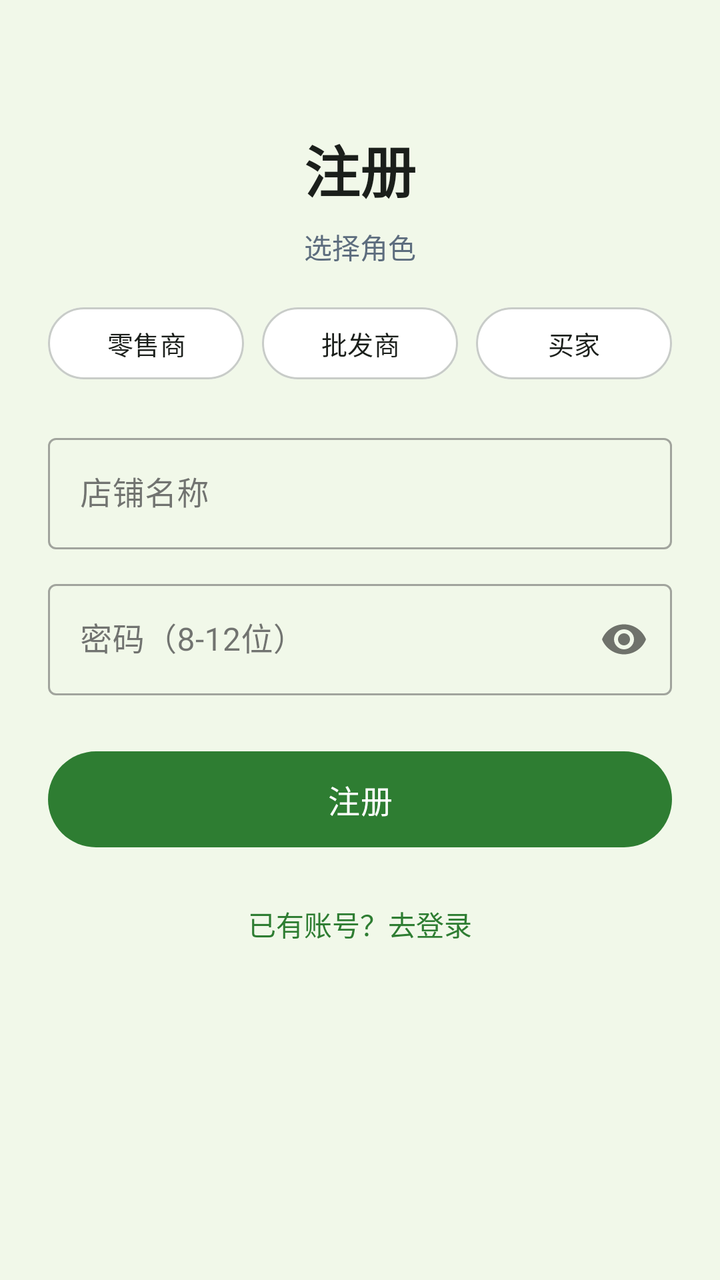
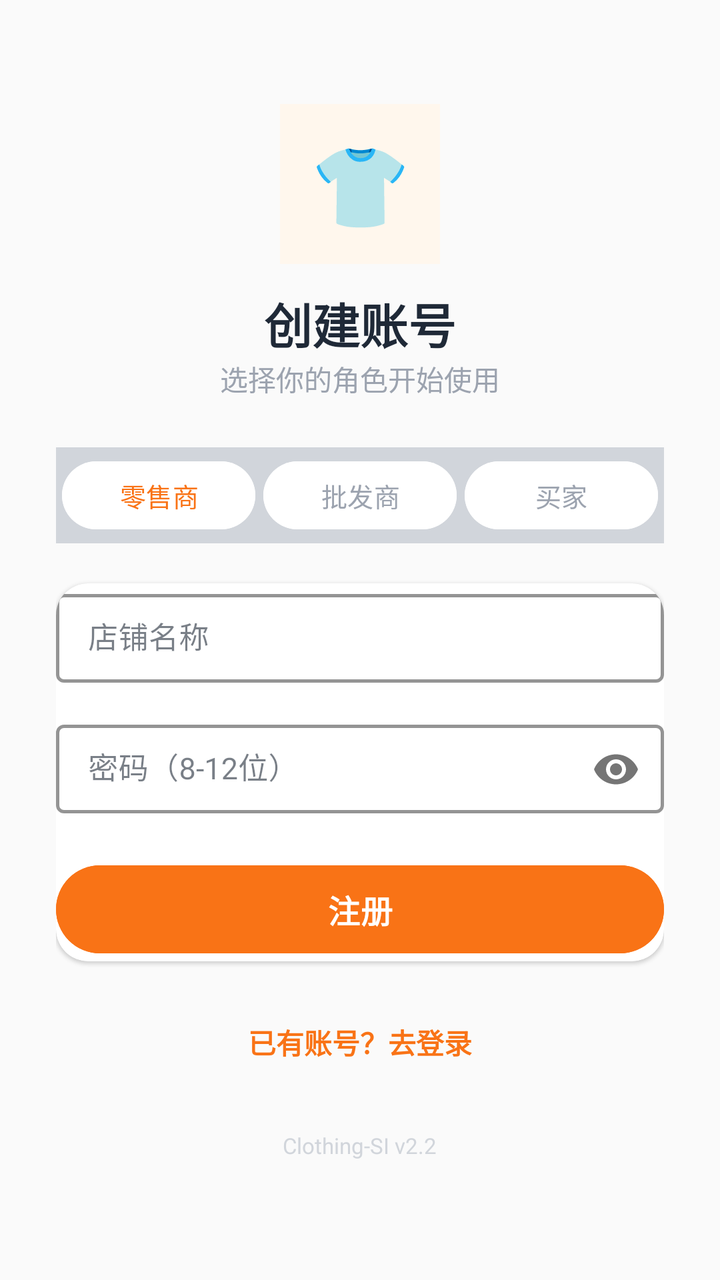

The first picture is an Android layout as it rendered before a commit; the second is the same layout after the commit. The layout source and the unified diff follow.
<!-- AndroidManifest.xml: application theme Theme.ClothingSI -->
<!-- res/layout/activity_register.xml -->
<?xml version="1.0" encoding="utf-8"?>
<ScrollView xmlns:android="http://schemas.android.com/apk/res/android"
    xmlns:app="http://schemas.android.com/apk/res-auto"
    android:layout_width="match_parent" android:layout_height="match_parent"
    android:background="@color/bg" android:fillViewport="true">
    <LinearLayout android:layout_width="match_parent" android:layout_height="wrap_content"
        android:orientation="vertical" android:padding="24dp" android:gravity="center_horizontal">

        <TextView android:layout_width="wrap_content" android:layout_height="wrap_content"
            android:text="注册" android:textSize="28dp" android:textStyle="bold"
            android:textColor="@color/text_primary" android:layout_marginTop="40dp"
            android:layout_marginBottom="8dp" />

        <TextView android:layout_width="wrap_content" android:layout_height="wrap_content"
            android:text="选择角色" android:textSize="14dp"
            android:textColor="@color/text_secondary" android:layout_marginBottom="16dp" />

        
        <LinearLayout android:layout_width="match_parent" android:layout_height="wrap_content"
            android:orientation="horizontal" android:gravity="center"
            android:layout_marginBottom="20dp" android:weightSum="3">

            <com.google.android.material.button.MaterialButton
                android:id="@+id/chip_seller"
                android:layout_width="0dp" android:layout_height="44dp"
                android:layout_weight="1" android:layout_marginEnd="6dp"
                android:text="零售商" android:textSize="13dp"
                app:cornerRadius="22dp" app:strokeWidth="1dp"
                app:strokeColor="@color/border"
                android:backgroundTint="@color/surface"
                android:textColor="@color/text_primary"
                android:tag="1" />

            <com.google.android.material.button.MaterialButton
                android:id="@+id/chip_wholesaler"
                android:layout_width="0dp" android:layout_height="44dp"
                android:layout_weight="1" android:layout_marginHorizontal="3dp"
                android:text="批发商" android:textSize="13dp"
                app:cornerRadius="22dp" app:strokeWidth="1dp"
                app:strokeColor="@color/border"
                android:backgroundTint="@color/surface"
                android:textColor="@color/text_primary"
                android:tag="2" />

            <com.google.android.material.button.MaterialButton
                android:id="@+id/chip_buyer"
                android:layout_width="0dp" android:layout_height="44dp"
                android:layout_weight="1" android:layout_marginStart="6dp"
                android:text="买家" android:textSize="13dp"
                app:cornerRadius="22dp" app:strokeWidth="1dp"
                app:strokeColor="@color/border"
                android:backgroundTint="@color/surface"
                android:textColor="@color/text_primary"
                android:tag="3" />
        </LinearLayout>

        <com.google.android.material.textfield.TextInputLayout
            android:id="@+id/til_name"
            android:layout_width="match_parent" android:layout_height="wrap_content"
            android:layout_marginBottom="12dp"
            style="@style/Widget.MaterialComponents.TextInputLayout.OutlinedBox">
            <com.google.android.material.textfield.TextInputEditText
                android:id="@+id/et_name"
                android:layout_width="match_parent"
                android:layout_height="wrap_content"
                android:hint="店铺名称" />
        </com.google.android.material.textfield.TextInputLayout>

        <com.google.android.material.textfield.TextInputLayout style="@style/Widget.MaterialComponents.TextInputLayout.OutlinedBox"
            android:layout_width="match_parent" android:layout_height="wrap_content"
            android:layout_marginBottom="24dp"
            app:passwordToggleEnabled="true">
            <com.google.android.material.textfield.TextInputEditText
                android:id="@+id/et_password"
                android:layout_width="match_parent"
                android:layout_height="wrap_content"
                android:hint="密码（8-12位）"
                android:inputType="textPassword"
                android:maxLines="1" />
        </com.google.android.material.textfield.TextInputLayout>

        <com.google.android.material.button.MaterialButton
            android:id="@+id/btn_register"
            android:layout_width="match_parent" android:layout_height="56dp"
            android:text="注册" android:textSize="16dp"
            app:cornerRadius="28dp" />

        <TextView android:id="@+id/tv_to_login"
            android:layout_width="wrap_content" android:layout_height="wrap_content"
            android:text="已有账号？去登录" android:textSize="14dp"
            android:textColor="@color/primary"
            android:layout_marginTop="16dp" android:padding="8dp" />
    </LinearLayout>
</ScrollView>
<!-- resources referenced by this layout -->
<resources>
  <color name="bg">#F1F8E9</color>
  <color name="border">#C8CCC8</color>
  <color name="primary">#2E7D32</color>
  <color name="surface">#FFFFFF</color>
  <color name="text_primary">#1B1F1B</color>
  <color name="text_secondary">#5D6D7E</color>
  <style name="Theme.ClothingSI" parent="Theme.Material3.Light.NoActionBar">
          <item name="colorPrimary">@color/primary</item>
          <item name="colorPrimaryDark">@color/primary_dark</item>
          <item name="colorAccent">@color/accent</item>
          <item name="android:statusBarColor">@android:color/transparent</item>
          <item name="android:navigationBarColor">@color/white</item>
          
          <item name="android:windowLightStatusBar">true</item>
          
          <item name="android:fontFamily">sans-serif</item>
          <item name="android:textViewStyle">@style/TextView.Base</item>
      </style>
  <color name="primary_dark">#1B5E20</color>
  <color name="accent">#66BB6A</color>
  <color name="white">#FFFFFF</color>
  <style name="TextView.Base" parent="android:Widget.TextView">
          <item name="android:fontFamily">sans-serif</item>
      </style>
</resources>

<!-- the commit's change to res/layout/activity_register.xml (unified diff, before → after) -->
@@ -1,94 +1,195 @@
 <?xml version="1.0" encoding="utf-8"?>
 <ScrollView xmlns:android="http://schemas.android.com/apk/res/android"
     xmlns:app="http://schemas.android.com/apk/res-auto"
-    android:layout_width="match_parent" android:layout_height="match_parent"
-    android:background="@color/bg" android:fillViewport="true">
-    <LinearLayout android:layout_width="match_parent" android:layout_height="wrap_content"
-        android:orientation="vertical" android:padding="24dp" android:gravity="center_horizontal">
+    android:layout_width="match_parent"
+    android:layout_height="match_parent"
+    android:background="@color/md_surface_container_low"
+    android:fillViewport="true">
 
-        <TextView android:layout_width="wrap_content" android:layout_height="wrap_content"
-            android:text="注册" android:textSize="28dp" android:textStyle="bold"
-            android:textColor="@color/text_primary" android:layout_marginTop="40dp"
-            android:layout_marginBottom="8dp" />
-
-        <TextView android:layout_width="wrap_content" android:layout_height="wrap_content"
-            android:text="选择角色" android:textSize="14dp"
-            android:textColor="@color/text_secondary" android:layout_marginBottom="16dp" />
+    <LinearLayout
+        android:layout_width="match_parent"
+        android:layout_height="wrap_content"
+        android:orientation="vertical"
+        android:gravity="center_horizontal"
+        android:padding="28dp">
 
         
-        <LinearLayout android:layout_width="match_parent" android:layout_height="wrap_content"
-            android:orientation="horizontal" android:gravity="center"
-            android:layout_marginBottom="20dp" android:weightSum="3">
+        <TextView
+            android:layout_width="80dp"
+            android:layout_height="80dp"
+            android:text="👕"
+            android:textSize="40sp"
+            android:gravity="center"
+            android:background="@color/md_primary_container"
+            android:layout_marginTop="24dp"
+            android:layout_marginBottom="12dp" />
+
+        <TextView
+            android:layout_width="wrap_content"
+            android:layout_height="wrap_content"
+            android:text="创建账号"
+            android:textSize="24sp"
+            android:textStyle="bold"
+            android:textColor="@color/md_on_surface" />
+
+        <TextView
+            android:layout_width="wrap_content"
+            android:layout_height="wrap_content"
+            android:text="选择你的角色开始使用"
+            android:textSize="14sp"
+            android:textColor="@color/md_on_surface_variant"
+            android:layout_marginBottom="24dp" />
+
+        
+        <LinearLayout
+            android:layout_width="match_parent"
+            android:layout_height="wrap_content"
+            android:orientation="horizontal"
+            android:gravity="center"
+            android:layout_marginBottom="20dp"
+            android:background="@color/md_surface_container_high"
+            android:padding="3dp">
 
             <com.google.android.material.button.MaterialButton
                 android:id="@+id/chip_seller"
-                android:layout_width="0dp" android:layout_height="44dp"
-                android:layout_weight="1" android:layout_marginEnd="6dp"
-                android:text="零售商" android:textSize="13dp"
-                app:cornerRadius="22dp" app:strokeWidth="1dp"
-                app:strokeColor="@color/border"
-                android:backgroundTint="@color/surface"
-                android:textColor="@color/text_primary"
+                android:layout_width="0dp"
+                android:layout_height="42dp"
+                android:layout_weight="1"
+                android:layout_marginEnd="2dp"
+                android:text="零售商"
+                android:textSize="13sp"
+                app:cornerRadius="21dp"
+                app:strokeWidth="0dp"
+                android:backgroundTint="@color/md_surface"
+                android:textColor="@color/md_primary"
                 android:tag="1" />
 
             <com.google.android.material.button.MaterialButton
                 android:id="@+id/chip_wholesaler"
-                android:layout_width="0dp" android:layout_height="44dp"
-                android:layout_weight="1" android:layout_marginHorizontal="3dp"
-                android:text="批发商" android:textSize="13dp"
-                app:cornerRadius="22dp" app:strokeWidth="1dp"
-                app:strokeColor="@color/border"
-                android:backgroundTint="@color/surface"
-                android:textColor="@color/text_primary"
+                android:layout_width="0dp"
+                android:layout_height="42dp"
+                android:layout_weight="1"
+                android:layout_marginHorizontal="2dp"
+                android:text="批发商"
+                android:textSize="13sp"
+                app:cornerRadius="21dp"
+                app:strokeWidth="0dp"
+                android:backgroundTint="@color/md_surface"
+                android:textColor="@color/md_on_surface_variant"
                 android:tag="2" />
 
             <com.google.android.material.button.MaterialButton
                 android:id="@+id/chip_buyer"
-                android:layout_width="0dp" android:layout_height="44dp"
-                android:layout_weight="1" android:layout_marginStart="6dp"
-                android:text="买家" android:textSize="13dp"
-                app:cornerRadius="22dp" app:strokeWidth="1dp"
-                app:strokeColor="@color/border"
-                android:backgroundTint="@color/surface"
-                android:textColor="@color/text_primary"
+                android:layout_width="0dp"
+                android:layout_height="42dp"
+                android:layout_weight="1"
+                android:layout_marginStart="2dp"
+                android:text="买家"
+                android:textSize="13sp"
+                app:cornerRadius="21dp"
+                app:strokeWidth="0dp"
+                android:backgroundTint="@color/md_surface"
+                android:textColor="@color/md_on_surface_variant"
                 android:tag="3" />
         </LinearLayout>
 
-        <com.google.android.material.textfield.TextInputLayout
-            android:id="@+id/til_name"
-            android:layout_width="match_parent" android:layout_height="wrap_content"
-            android:layout_marginBottom="12dp"
-            style="@style/Widget.MaterialComponents.TextInputLayout.OutlinedBox">
-            <com.google.android.material.textfield.TextInputEditText
-                android:id="@+id/et_name"
+        
+        <androidx.cardview.widget.CardView
+            android:layout_width="match_parent"
+            android:layout_height="wrap_content"
+            app:cardCornerRadius="16dp"
+            app:cardElevation="1dp"
+            app:cardBackgroundColor="@color/md_surface"
+            android:padding="20dp">
+
+            <LinearLayout
                 android:layout_width="match_parent"
                 android:layout_height="wrap_content"
-                android:hint="店铺名称" />
-        </com.google.android.material.textfield.TextInputLayout>
+                android:orientation="vertical">
 
-        <com.google.android.material.textfield.TextInputLayout style="@style/Widget.MaterialComponents.TextInputLayout.OutlinedBox"
-            android:layout_width="match_parent" android:layout_height="wrap_content"
-            android:layout_marginBottom="24dp"
-            app:passwordToggleEnabled="true">
-            <com.google.android.material.textfield.TextInputEditText
-                android:id="@+id/et_password"
-                android:layout_width="match_parent"
-                android:layout_height="wrap_content"
-                android:hint="密码（8-12位）"
-                android:inputType="textPassword"
-                android:maxLines="1" />
-        </com.google.android.material.textfield.TextInputLayout>
+                
+                <com.google.android.material.textfield.TextInputLayout
+                    android:id="@+id/til_name"
+                    android:layout_width="match_parent"
+                    android:layout_height="wrap_content"
+                    android:layout_marginBottom="14dp"
+                    style="@style/Widget.MaterialComponents.TextInputLayout.OutlinedBox"
+                    android:hint="店铺名称"
+                    app:boxStrokeColor="@color/md_primary"
+                    app:boxStrokeWidth="1.5dp"
+                    app:hintTextColor="@color/md_primary">
 
-        <com.google.android.material.button.MaterialButton
-            android:id="@+id/btn_register"
-            android:layout_width="match_parent" android:layout_height="56dp"
-            android:text="注册" android:textSize="16dp"
-            app:cornerRadius="28dp" />
+                    <com.google.android.material.textfield.TextInputEditText
+                        android:id="@+id/et_name"
+                        android:layout_width="match_parent"
+                        android:layout_height="wrap_content"
+                        android:inputType="text"
+                        android:maxLines="1"
+                        android:textSize="15sp"
+                        android:paddingVertical="12dp" />
+                </com.google.android.material.textfield.TextInputLayout>
 
-        <TextView android:id="@+id/tv_to_login"
-            android:layout_width="wrap_content" android:layout_height="wrap_content"
-            android:text="已有账号？去登录" android:textSize="14dp"
-            android:textColor="@color/primary"
-            android:layout_marginTop="16dp" android:padding="8dp" />
+                
+                <com.google.android.material.textfield.TextInputLayout
+                    android:layout_width="match_parent"
+                    android:layout_height="wrap_content"
+                    android:layout_marginBottom="4dp"
+                    style="@style/Widget.MaterialComponents.TextInputLayout.OutlinedBox"
+                    android:hint="密码（8-12位）"
+                    app:passwordToggleEnabled="true"
+                    app:boxStrokeColor="@color/md_primary"
+                    app:boxStrokeWidth="1.5dp"
+                    app:hintTextColor="@color/md_primary">
+
+                    <com.google.android.material.textfield.TextInputEditText
+                        android:id="@+id/et_password"
+                        android:layout_width="match_parent"
+                        android:layout_height="wrap_content"
+                        android:inputType="textPassword"
+                        android:maxLines="1"
+                        android:textSize="15sp"
+                        android:paddingVertical="12dp" />
+                </com.google.android.material.textfield.TextInputLayout>
+
+                
+                <com.google.android.material.button.MaterialButton
+                    android:id="@+id/btn_register"
+                    android:layout_width="match_parent"
+                    android:layout_height="52dp"
+                    android:text="注册"
+                    android:textSize="16sp"
+                    android:textStyle="bold"
+                    app:cornerRadius="26dp"
+                    android:backgroundTint="@color/md_primary"
+                    android:textColor="@color/md_on_primary"
+                    android:layout_marginTop="16dp"
+                    android:letterSpacing="0.03" />
+
+            </LinearLayout>
+        </androidx.cardview.widget.CardView>
+
+        
+        <TextView
+            android:id="@+id/tv_to_login"
+            android:layout_width="wrap_content"
+            android:layout_height="wrap_content"
+            android:text="已有账号？去登录"
+            android:textColor="@color/md_primary"
+            android:textSize="14sp"
+            android:textStyle="bold"
+            android:layout_marginTop="20dp"
+            android:padding="10dp"
+            android:clickable="true"
+            android:focusable="true" />
+
+        
+        <TextView
+            android:layout_width="wrap_content"
+            android:layout_height="wrap_content"
+            android:text="Clothing-SI v2.2"
+            android:textSize="11sp"
+            android:textColor="@color/md_outline_variant"
+            android:layout_marginTop="24dp" />
+
     </LinearLayout>
 </ScrollView>
<!-- resource entries referenced after the edit -->
@@ -1,26 +1,58 @@
 <!-- resources referenced by this layout -->
 <resources>
-  <color name="bg">#F1F8E9</color>
-  <color name="border">#C8CCC8</color>
-  <color name="primary">#2E7D32</color>
-  <color name="surface">#FFFFFF</color>
-  <color name="text_primary">#1B1F1B</color>
-  <color name="text_secondary">#5D6D7E</color>
+  <color name="md_on_primary">#FFFFFF</color>
+  <color name="md_on_surface">#1F2937</color>
+  <color name="md_on_surface_variant">#9CA3AF</color>
+  <color name="md_outline_variant">#D1D5DB</color>
+  <color name="md_primary">#F97316</color>
+  <color name="md_primary_container">#FFF7ED</color>
+  <color name="md_surface">#FFFFFF</color>
+  <color name="md_surface_container_high">#D1D5DB</color>
+  <color name="md_surface_container_low">#FAFAFA</color>
   <style name="Theme.ClothingSI" parent="Theme.Material3.Light.NoActionBar">
-          <item name="colorPrimary">@color/primary</item>
-          <item name="colorPrimaryDark">@color/primary_dark</item>
-          <item name="colorAccent">@color/accent</item>
+          
+          <item name="colorPrimary">@color/md_primary</item>
+          <item name="colorOnPrimary">@color/md_on_primary</item>
+          <item name="colorPrimaryContainer">@color/md_primary_container</item>
+          <item name="colorOnPrimaryContainer">@color/md_on_primary_container</item>
+  
+          
+          <item name="colorSecondary">@color/md_secondary</item>
+          <item name="colorOnSecondary">@color/md_on_secondary</item>
+          <item name="colorSecondaryContainer">@color/md_secondary_container</item>
+          <item name="colorOnSecondaryContainer">@color/md_on_secondary_container</item>
+  
+          
+          <item name="android:colorBackground">@color/md_surface_container_low</item>
+          <item name="colorSurface">@color/md_surface</item>
+          <item name="colorOnSurface">@color/md_on_surface</item>
+          <item name="colorOnSurfaceVariant">@color/md_on_surface_variant</item>
+  
+          
+          <item name="colorOutline">@color/md_outline</item>
+          <item name="colorOutlineVariant">@color/md_outline_variant</item>
+  
+          
+          <item name="colorError">@color/md_error</item>
+          <item name="colorOnError">@color/md_on_error</item>
+  
+          
           <item name="android:statusBarColor">@android:color/transparent</item>
-          <item name="android:navigationBarColor">@color/white</item>
-          
+          <item name="android:navigationBarColor">@color/md_surface</item>
           <item name="android:windowLightStatusBar">true</item>
+  
           
           <item name="android:fontFamily">sans-serif</item>
           <item name="android:textViewStyle">@style/TextView.Base</item>
       </style>
-  <color name="primary_dark">#1B5E20</color>
-  <color name="accent">#66BB6A</color>
-  <color name="white">#FFFFFF</color>
+  <color name="md_on_primary_container">#5C3D00</color>
+  <color name="md_secondary">#2563EB</color>
+  <color name="md_on_secondary">#FFFFFF</color>
+  <color name="md_secondary_container">#DBEAFE</color>
+  <color name="md_on_secondary_container">#001A3E</color>
+  <color name="md_outline">#9CA3AF</color>
+  <color name="md_error">#EF4444</color>
+  <color name="md_on_error">#FFFFFF</color>
   <style name="TextView.Base" parent="android:Widget.TextView">
           <item name="android:fontFamily">sans-serif</item>
       </style>
